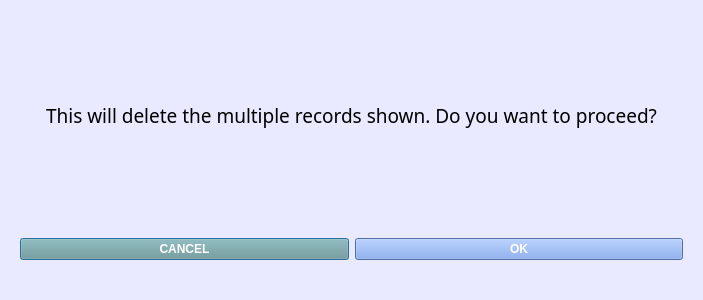
Before: the Qt Designer form confirmbox.ui in Biancaa-R/Library-Management-system-GUI, drawn with Qt 5.
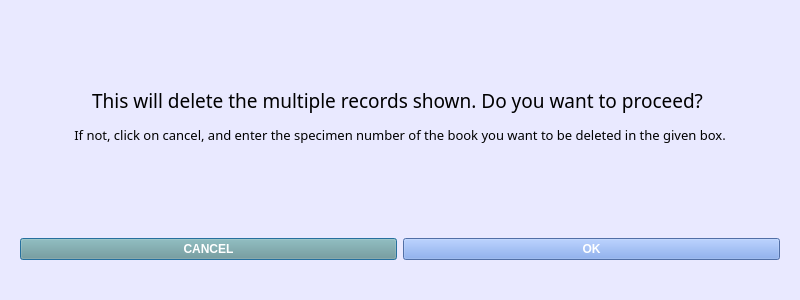
After: the same form once the commit is applied.

```diff
--- a/confirmbox.ui
+++ b/confirmbox.ui
@@ -6,7 +6,7 @@
    <rect>
     <x>0</x>
     <y>0</y>
-    <width>703</width>
+    <width>800</width>
     <height>300</height>
    </rect>
   </property>
@@ -46,7 +46,7 @@
       <enum>QFrame::Raised</enum>
      </property>
      <property name="text">
-      <string>&lt;html&gt;&lt;head/&gt;&lt;body&gt;&lt;p align=&quot;center&quot;&gt;This will delete the multiple records shown. Do you want to proceed?&lt;/p&gt;&lt;/body&gt;&lt;/html&gt;</string>
+      <string>&lt;html&gt;&lt;head/&gt;&lt;body&gt;&lt;p align=&quot;center&quot;&gt;This will delete the multiple records shown. Do you want to proceed? &lt;/p&gt;&lt;p align=&quot;center&quot;&gt;&lt;span style=&quot; font-size:10pt;&quot;&gt;If not, click on cancel, and enter the specimen number of the book you want to be deleted in the given box.&lt;/span&gt;&lt;/p&gt;&lt;/body&gt;&lt;/html&gt;</string>
      </property>
      <property name="wordWrap">
       <bool>true</bool>
```
